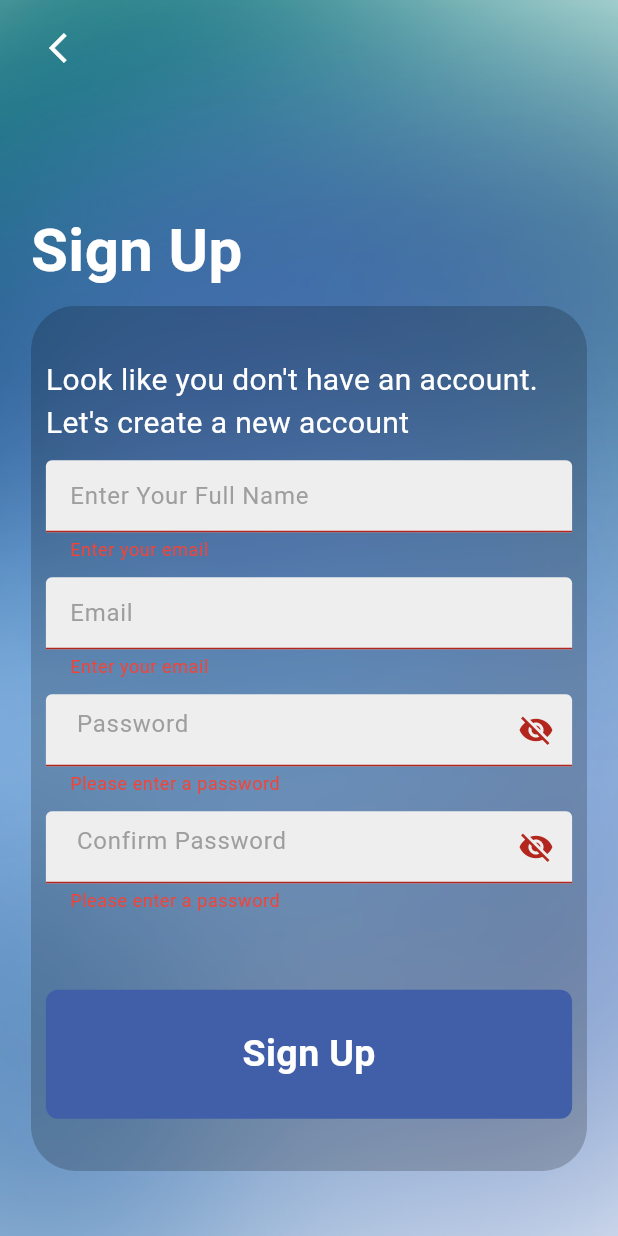
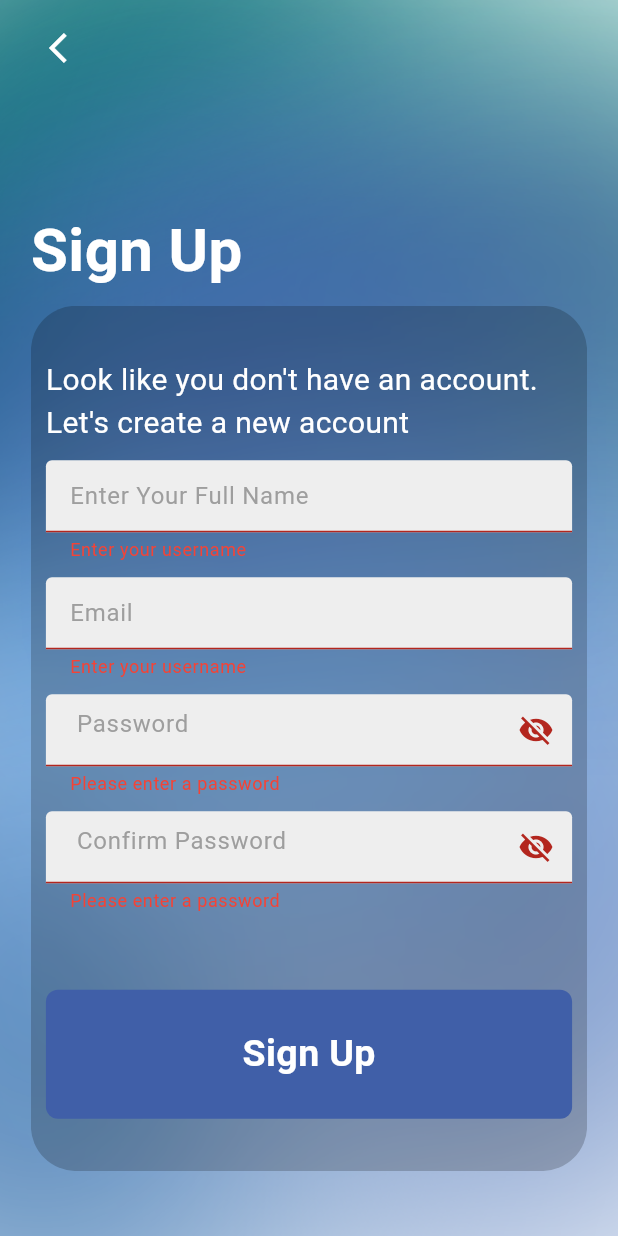
Before and after one commit to AartiDevkar/BEarthly, a Flutter app: the Signup screen opened directly, after a tap on "Sign Up", on a phone screen of 412 x 824 dp. Run offline on Flutter 3.47's test engine with Material 3 defaults, Android fonts, the light colour scheme and no system bars; our stand-ins replace cloud_firestore, firebase_auth, firebase_core, firebase_messaging, fl_chart, flutter_local_notifications and 5 more; missing offline and left inert: flutter_custom_tabs; accounts and stored records are empty.

Commit message:
fix: minor text changes

```diff
--- a/lib/connect_pages/data/ngos_model.dart
+++ b/lib/connect_pages/data/ngos_model.dart
@@ -1,17 +1,15 @@
 class NGO {
   final String ngoName;
-  final String contactPerson;
+
   final String email;
-  final String phoneNumber;
+
   final String address;
   final String imageUrl;
   final String websiteUrl;
 
   NGO({
     required this.ngoName,
-    required this.contactPerson,
     required this.email,
-    required this.phoneNumber,
     required this.address,
     required this.imageUrl,
     required this.websiteUrl,
--- a/lib/reduce_pages/components/animated_reduce_card.dart
+++ b/lib/reduce_pages/components/animated_reduce_card.dart
@@ -45,9 +45,7 @@ class _AnimatedReduceCardState extends State<AnimatedReduceCard>
     return SlideTransition(
       position: _offsetAnimation,
       child: GestureDetector(
-        onTap: () {
-          // Handle card tap if needed
-        },
+        onTap: () {},
         child: Card(
           margin: const EdgeInsets.all(16),
           elevation: 4,
--- a/lib/sign_up_pages/components/my_textfield.dart
+++ b/lib/sign_up_pages/components/my_textfield.dart
@@ -22,7 +22,7 @@ class _MyTextFieldState extends State<MyTextField> {
     return TextFormField(
       autovalidateMode:
           AutovalidateMode.onUserInteraction, // Auto-validate on interaction
-      validator: (val) => val!.isEmpty ? 'Enter your email' : null,
+      validator: (val) => val!.isEmpty ? 'Enter your username' : null,
       controller: widget.controller,
       obscureText: widget.obscureText,
       decoration: InputDecoration(
--- a/lib/sign_up_pages/pages/sign_up.dart
+++ b/lib/sign_up_pages/pages/sign_up.dart
@@ -8,7 +8,7 @@ import 'package:flutter/foundation.dart';
 import 'package:flutter/material.dart';
 
 class Signup extends StatefulWidget {
-  const Signup({super.key});
+  const Signup({Key? key}) : super(key: key);
 
   @override
   State<Signup> createState() => _SignupState();
@@ -54,7 +54,7 @@ class _SignupState extends State<Signup> {
         // Store the authenticated user in the _user variable
         _user = userCredential.user;
 
-        if (_user != null) {
+        if (_user != null && _user!.emailVerified) {
           // Now, you can store the user's name separately
           String username = nameController.text;
 
@@ -69,14 +69,39 @@ class _SignupState extends State<Signup> {
           );
         }
       } catch (e) {
-        if (kDebugMode) {
-          print("Sign Up error: $e");
+        if (e is FirebaseAuthException) {
+          // Handle specific Firebase Auth exceptions
+          if (e.code == 'email-already-in-use') {
+            ScaffoldMessenger.of(context).showSnackBar(
+              SnackBar(
+                content: Text(
+                    "The email address is already in use by another account."),
+              ),
+            );
+            if (!_user!.emailVerified) {
+              await _user!.sendEmailVerification();
+              ScaffoldMessenger.of(context).showSnackBar(SnackBar(
+                  content: Text(
+                      "A verification email has been sent to ${_user!.email}. Please verify your email before signing in.")));
+              Navigator.pop(context);
+            }
+          } else {
+            ScaffoldMessenger.of(context).showSnackBar(
+              SnackBar(
+                content: Text("Sign Up error: ${e.message}"),
+              ),
+            );
+          }
+        } else {
+          if (kDebugMode) {
+            print("Sign Up error: $e");
+          }
         }
       }
     }
   }
 
-// Function to create a user document in Firestore
+  // Function to create a user document in Firestore
   void createUserDocument(String uid, String email, String username) {
     FirebaseFirestore.instance.collection('users').doc(uid).set({
       'email': email,
--- a/pubspec.yaml
+++ b/pubspec.yaml
@@ -73,6 +73,7 @@ dependencies:
   flutter_timezone: ^1.0.8
   rxdart: ^0.27.7
   location: ^5.0.3
+  syncfusion_flutter_charts: ^24.2.8
 
 
 
```
Also changed, not shown: lib/connect_pages/data/ngos_data.dart (+37 -34 lines), lib/connect_pages/pages/SettingsPages/privacy_security.dart (+7 -7 lines), lib/connect_pages/pages/SettingsPages/terms_service.dart (+11 -11 lines), lib/reduce_pages/reduce.dart (+62 -6 lines), pubspec.lock.
